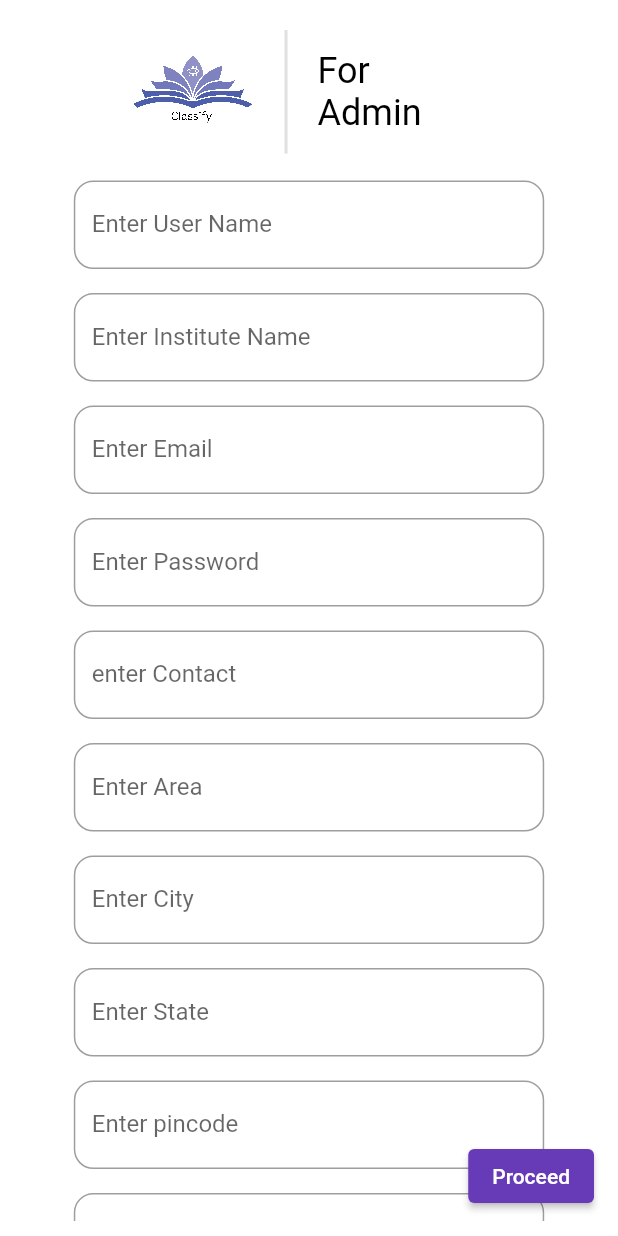
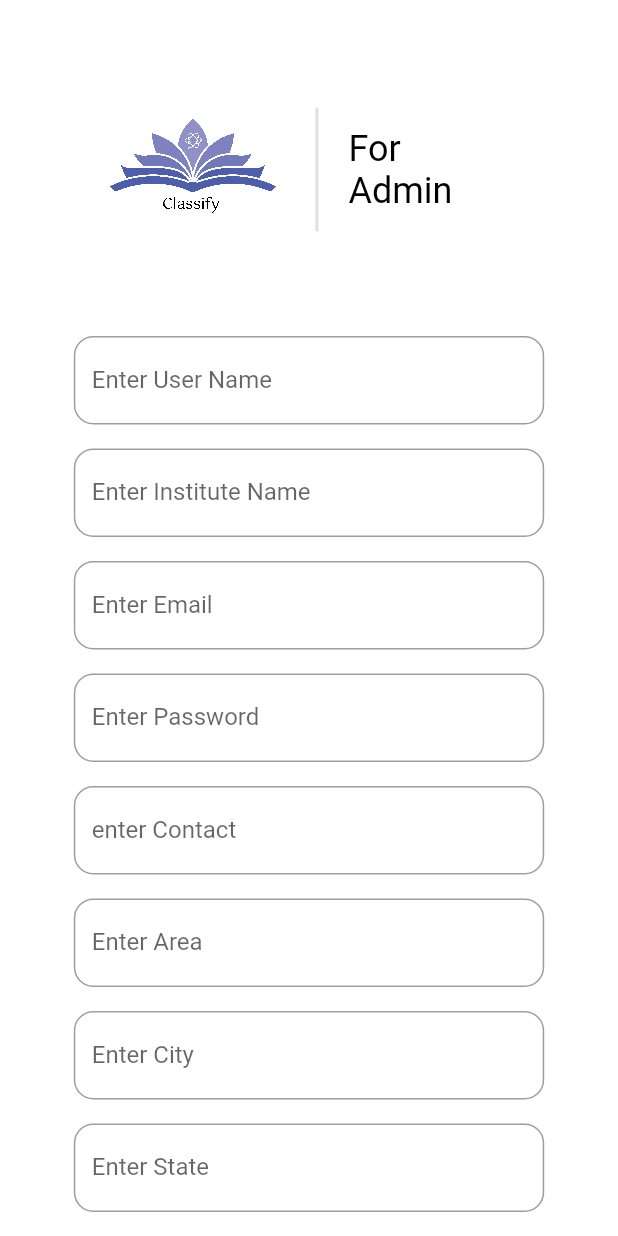
Before and after one commit to TriTechAtomic/Classify, a Flutter app: the AdminSignup screen opened by its route, on a phone screen of 412 x 824 dp. Run offline on Flutter 3.47's test engine with Material 2 defaults, Android fonts, the phone set to English and light mode, and no system bars.

Commit message:
har har mahadev updated image sizes

```diff
--- a/lib/screens/admin/signup.dart
+++ b/lib/screens/admin/signup.dart
@@ -70,6 +70,10 @@
                           ),
                         ),
                       ),
+                    ElevatedButton(
+                      onPressed: () {},
+                      child: const Text('Proceed'),
+                    )
                   ],
                 ),
               ),
@@ -77,10 +81,6 @@
           ],
         ),
       ),
-      floatingActionButton: ElevatedButton(
-        onPressed: () {},
-        child: const Text('Proceed'),
-      ),
     );
   }
 }
--- a/lib/screens/widgets/form_heading.dart
+++ b/lib/screens/widgets/form_heading.dart
@@ -16,7 +16,8 @@
           mainAxisAlignment: MainAxisAlignment.center,
           children: [
             SizedBox(
-              width: ss.width * 0.25,
+              height: ss.height * 0.25,
+              width: ss.width * 0.35,
               child: Image.asset(
                 AssetRegister.logoImg,
                 scale: 10,
```
